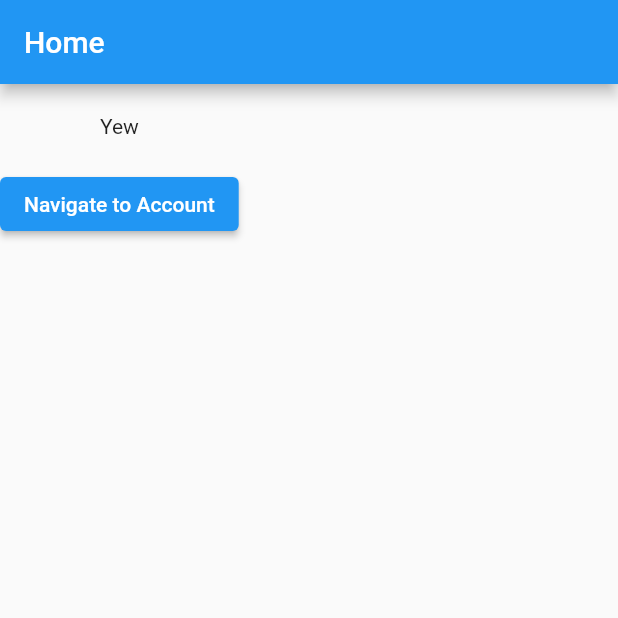
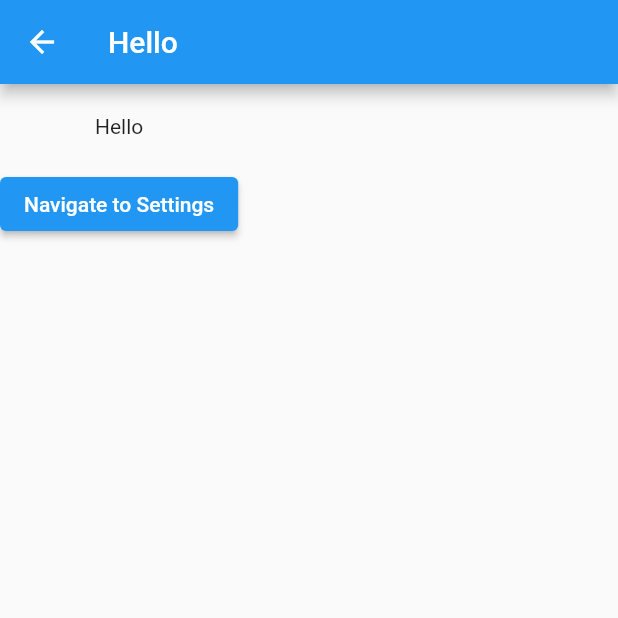
Before and after one commit to michmadheo/flutter_demo_navigation, a Flutter app: the screen it shows after launch, after a tap on "Navigate to Account", on a phone screen of 412 x 824 dp, the top half of it. Run offline on Flutter 3.47's test engine with Material 2 defaults, Android fonts, the phone set to English and light mode, and no system bars.

```diff
--- /dev/null
+++ b/lib/account.dart
@@ -0,0 +1,67 @@
+import 'package:flutter/material.dart';
+import 'package:flutter_navigation_demo/settings.dart';
+
+class Account extends StatefulWidget {
+  const Account({Key? key}) : super(key: key);
+
+  @override
+  State<Account> createState() => _AccountState();
+}
+
+class _AccountState extends State<Account> {
+
+  String demo = 'Demo';
+
+  void greet(String msg) async{
+    await Future.delayed(Duration(seconds: 3),(){
+      print('Wow');
+    });
+    print(msg);
+  }
+
+  @override
+  void initState() {
+    // TODO: implement initState
+    super.initState();
+  }
+
+  @override
+  void didChangeDependencies() {
+    // TODO: implement didChangeDependencies
+    super.didChangeDependencies();
+    // String arg = ModalRoute.of(context).settings.arguments as String;
+    final arguments = (ModalRoute.of(context)?.settings.arguments ?? <String, dynamic>{}) as Map;
+    greet(arguments['hola']);
+    setState(() {
+      demo = arguments['hola'];
+    });
+  }
+
+  @override
+  Widget build(BuildContext context) {
+    // final arguments = (ModalRoute.of(context)?.settings.arguments ?? <String, dynamic>{}) as Map;
+    // setState(() {
+    //   demo = arguments['hola'];
+    // });
+
+    return Scaffold(
+      appBar: AppBar(
+        title: Text(demo),
+      ),
+      body: Column(children: [
+        Container(
+          margin: EdgeInsets.only(top:20),
+          child: Text(demo)
+        ),
+        Container(
+          margin: EdgeInsets.only(top:20),
+          child: ElevatedButton(
+            onPressed: (){
+              Navigator.pushNamed(context, '/Settings');
+            },
+            child: Text('Navigate to Settings')
+        ))
+      ]),
+    );
+  }
+}
--- a/lib/home.dart
+++ b/lib/home.dart
@@ -1,4 +1,5 @@
 import 'package:flutter/material.dart';
+import 'account.dart';
 
 class Home extends StatefulWidget {
   const Home({Key? key}) : super(key: key);
@@ -8,6 +9,7 @@ class Home extends StatefulWidget {
 }
 
 class _HomeState extends State<Home> {
+  String hola = 'Hello';
   @override
   Widget build(BuildContext context) {
     return Scaffold(
@@ -22,7 +24,17 @@ class _HomeState extends State<Home> {
         Container(
           margin: EdgeInsets.only(top:20),
           child: ElevatedButton(
-            onPressed: (){},
+            onPressed: (){
+              // Navigator.pushReplacement(context, PageRouteBuilder(
+              //   pageBuilder: (context, animation, secondAnimation){
+              //     return Account();
+              //   },
+              //   settings: RouteSettings(
+              //     arguments: hola
+              //   )
+              // ));
+              Navigator.pushNamed(context, '/Account', arguments: {'hola' : hola});
+            },
             child: Text('Navigate to Account')
         ))
       ]),
--- a/lib/main.dart
+++ b/lib/main.dart
@@ -1,21 +1,21 @@
 import 'package:flutter/material.dart';
+import 'settings.dart';
+import 'account.dart';
 import 'home.dart';
 
-void main()=>runApp(const MyApp());
-
-class MyApp extends StatefulWidget {
-  const MyApp({Key? key}) : super(key: key);
-
-  @override
-  State<MyApp> createState() => _MyAppState();
-}
-
-class _MyAppState extends State<MyApp> {
-  @override
-  Widget build(BuildContext context) {
-    return MaterialApp(
-      title: 'Navigation Demo',
-      home: Home(),
-    );
-  }
-}
+void main()=>runApp(
+  MaterialApp(
+    routes: {
+      '/': (context){
+        return Home();
+      },
+      '/Account': (context){
+        return Account();
+      },
+      '/Settings': (context){
+        return Settings();
+      }
+    },
+    initialRoute: '/',
+  )
+);
--- /dev/null
+++ b/lib/settings.dart
@@ -0,0 +1,34 @@
+import 'package:flutter/material.dart';
+
+class Settings extends StatefulWidget {
+  const Settings({Key? key}) : super(key: key);
+
+  @override
+  State<Settings> createState() => _SettingsState();
+}
+
+class _SettingsState extends State<Settings> {
+  @override
+  Widget build(BuildContext context) {
+    return Scaffold(
+      appBar: AppBar(
+        leading: Container(),
+        title: Text('Settings'),
+      ),
+      body: Column(children: [
+        Container(
+          margin: EdgeInsets.only(top:20),
+          child: Text('Yew')
+        ),
+        Container(
+          margin: EdgeInsets.only(top:20),
+          child: ElevatedButton(
+            onPressed: (){
+              Navigator.pop(context);
+            },
+            child: Text('Navigate to Settings')
+        ))
+      ]),
+    );
+  }
+}
```
